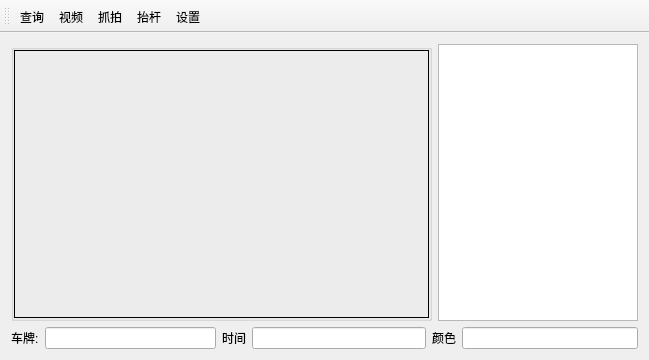
The window that mainwindow.ui (Cyuliang/Zby_Container_Jinan) describes before a commit, drawn with Qt 5.
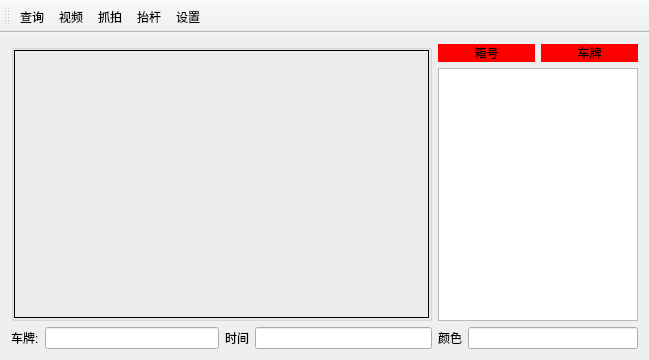
The same window after the commit.

```diff
--- a/mainwindow.ui
+++ b/mainwindow.ui
@@ -15,7 +15,7 @@
   </property>
   <widget class="QWidget" name="centralWidget">
    <layout class="QGridLayout" name="gridLayout_2">
-    <item row="0" column="0" colspan="3">
+    <item row="0" column="0" rowspan="2" colspan="2">
      <widget class="QGroupBox" name="groupBox">
       <property name="sizePolicy">
        <sizepolicy hsizetype="Expanding" vsizetype="Expanding">
@@ -61,7 +61,33 @@
       </layout>
      </widget>
     </item>
+    <item row="0" column="2">
+     <widget class="QLabel" name="label_5">
+      <property name="styleSheet">
+       <string notr="true">background-color: rgb(255, 0, 0);</string>
+      </property>
+      <property name="text">
+       <string>箱号</string>
+      </property>
+      <property name="alignment">
+       <set>Qt::AlignCenter</set>
+      </property>
+     </widget>
+    </item>
     <item row="0" column="3">
+     <widget class="QLabel" name="label_6">
+      <property name="styleSheet">
+       <string notr="true">background-color: rgb(255, 0, 0);</string>
+      </property>
+      <property name="text">
+       <string>车牌</string>
+      </property>
+      <property name="alignment">
+       <set>Qt::AlignCenter</set>
+      </property>
+     </widget>
+    </item>
+    <item row="1" column="2" colspan="2">
      <widget class="QTextEdit" name="textEdit">
       <property name="maximumSize">
        <size>
@@ -74,7 +100,7 @@
       </property>
      </widget>
     </item>
-    <item row="1" column="0">
+    <item row="2" column="0">
      <layout class="QHBoxLayout" name="horizontalLayout">
       <item>
        <widget class="QLabel" name="label">
@@ -92,7 +118,7 @@
       </item>
      </layout>
     </item>
-    <item row="1" column="1">
+    <item row="2" column="1">
      <layout class="QHBoxLayout" name="horizontalLayout_2">
       <item>
        <widget class="QLabel" name="label_2">
@@ -110,7 +136,7 @@
       </item>
      </layout>
     </item>
-    <item row="1" column="2" colspan="2">
+    <item row="2" column="2" colspan="2">
      <layout class="QHBoxLayout" name="horizontalLayout_3">
       <item>
        <widget class="QLabel" name="label_3">
```
